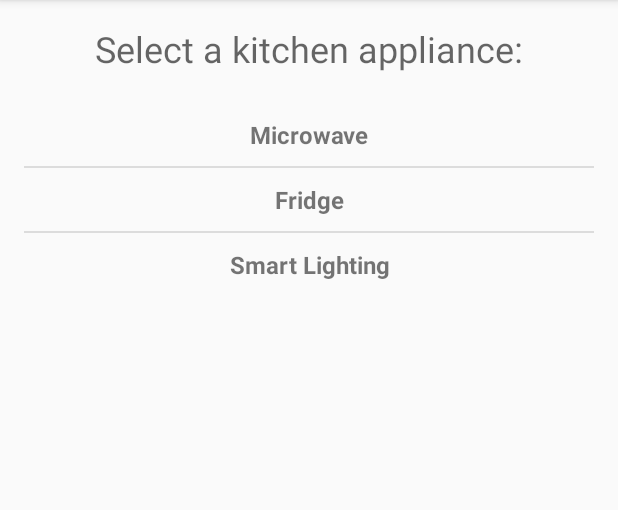
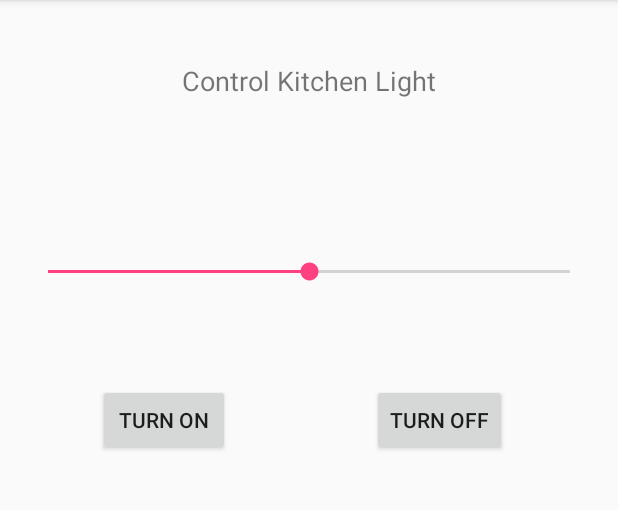
Before and after one commit to abbysun/Project, an Android app: the KitchenActivity screen opened directly, with no data from a screen before it, after a tap on "Smart Lighting", on a phone screen of 412 x 824 dp, the part 84-594 px from its top. Run offline under Robolectric (Android 15) with nearby library versions, the phone set to English and light mode, and no system bars.

Commit message:
Kitchen - project completed (all of sprint 1, 2, 3 requirements)

```diff
--- a/app/src/main/AndroidManifest.xml
+++ b/app/src/main/AndroidManifest.xml
@@ -1,6 +1,8 @@
 <?xml version="1.0" encoding="utf-8"?>
 <manifest xmlns:android="http://schemas.android.com/apk/res/android"
     package="com.sun.abby.cst2335_finalproject">
+
+    <uses-permission android:name="android.permission.VIBRATE" />
 
     <application
         android:allowBackup="true"
@@ -26,7 +28,8 @@
         <activity
             android:name=".FridgeActivity"
             android:label="@string/title_activity_fridge"
-            android:theme="@style/AppTheme.NoActionBar"></activity>
+            android:theme="@style/AppTheme.NoActionBar" />
+        <activity android:name=".KitchenLightActivity"></activity>
     </application>
 
 </manifest>
--- a/app/src/main/java/com/sun/abby/cst2335_finalproject/KitchenActivity.java
+++ b/app/src/main/java/com/sun/abby/cst2335_finalproject/KitchenActivity.java
@@ -30,19 +30,18 @@ public class KitchenActivity extends AppCompatActivity {
             public void onItemClick(AdapterView<?> adapterView, View view, int position, long id) {
                 switch(position){
                     case 0:
-                        Toast.makeText(getApplicationContext(), "clicked microwave", Toast.LENGTH_SHORT).show();
                         Intent microwaveIntent = new Intent(getApplicationContext(), MicrowaveActivity.class);
                         startActivity(microwaveIntent);
                         break;
 
                     case 1:
-                        Toast.makeText(getApplicationContext(), "clicked Fridge", Toast.LENGTH_SHORT).show();
                         Intent fridgeIntent = new Intent(getApplicationContext(), FridgeActivity.class);
                         startActivity(fridgeIntent);
                         break;
 
                     case 2:
-                        Toast.makeText(getApplicationContext(), "clicked Smart Lighting", Toast.LENGTH_SHORT).show();
+                        Intent lightIntent = new Intent(getApplicationContext(), KitchenLightActivity.class);
+                        startActivity(lightIntent);
                         break;
                 }
             }
--- /dev/null
+++ b/app/src/main/java/com/sun/abby/cst2335_finalproject/KitchenLightActivity.java
@@ -0,0 +1,61 @@
+package com.sun.abby.cst2335_finalproject;
+
+import android.support.v7.app.AppCompatActivity;
+import android.os.Bundle;
+import android.view.View;
+import android.view.WindowManager;
+import android.widget.Button;
+import android.widget.SeekBar;
+
+public class KitchenLightActivity extends AppCompatActivity {
+    private SeekBar dim ;
+    private WindowManager.LayoutParams lp;
+
+    @Override
+    protected void onCreate(Bundle savedInstanceState) {
+        super.onCreate(savedInstanceState);
+        setContentView(R.layout.activity_kitchen_light);
+
+        Button on = (Button) findViewById(R.id.kitchen_light_on);
+        Button off = (Button) findViewById(R.id.kitchen_light_off);
+        dim = (SeekBar) findViewById(R.id.kitchen_light_seekbar);
+        dim.setProgress(50);
+
+        //set dimming control
+        lp = getWindow().getAttributes();
+        lp.screenBrightness = 50 / 100.0f;
+        getWindow().setAttributes(lp);
+
+        on.setOnClickListener(new View.OnClickListener() {
+            @Override
+            public void onClick(View view) {
+                dim.setProgress(100);
+                lp.screenBrightness = 100 / 100.0f;
+                getWindow().setAttributes(lp);
+            }
+        });
+
+        off.setOnClickListener(new View.OnClickListener() {
+            @Override
+            public void onClick(View view) {
+                dim.setProgress(0);
+                lp.screenBrightness = 0 / 100.0f;
+                getWindow().setAttributes(lp);
+            }
+        });
+
+        dim.setOnSeekBarChangeListener(new SeekBar.OnSeekBarChangeListener() {
+            @Override
+            public void onProgressChanged(SeekBar seekBar, int i, boolean b) {
+                lp.screenBrightness =  i / 100.0f;
+                getWindow().setAttributes(lp);
+            }
+
+            @Override
+            public void onStartTrackingTouch(SeekBar seekBar) {} //DO NOTHING
+
+            @Override
+            public void onStopTrackingTouch(SeekBar seekBar) {}  //DO NOTHING
+        });
+    }
+}
--- /dev/null
+++ b/app/src/main/res/layout/activity_kitchen_light.xml
@@ -0,0 +1,51 @@
+<?xml version="1.0" encoding="utf-8"?>
+<RelativeLayout xmlns:android="http://schemas.android.com/apk/res/android"
+    xmlns:tools="http://schemas.android.com/tools"
+    android:id="@+id/activity_kitchen_light"
+    android:layout_width="match_parent"
+    android:layout_height="match_parent"
+    android:paddingBottom="@dimen/activity_vertical_margin"
+    android:paddingLeft="@dimen/activity_horizontal_margin"
+    android:paddingRight="@dimen/activity_horizontal_margin"
+    android:paddingTop="@dimen/activity_vertical_margin"
+    tools:context="com.sun.abby.cst2335_finalproject.KitchenLightActivity">
+
+    <TextView
+        android:text="@string/control_kitchen_light"
+        android:layout_width="wrap_content"
+        android:layout_height="wrap_content"
+        android:layout_alignParentTop="true"
+        android:layout_centerHorizontal="true"
+        android:layout_marginTop="25dp"
+        android:id="@+id/textView"
+        android:textSize="18sp" />
+
+    <android.support.v7.widget.AppCompatSeekBar
+        android:layout_width="match_parent"
+        android:layout_height="wrap_content"
+        android:id="@+id/kitchen_light_seekbar"
+        android:layout_below="@+id/textView"
+        android:layout_alignParentStart="true"
+        android:layout_marginTop="106dp"
+        android:max="100"/>
+
+    <Button
+        android:text="@string/turn_on"
+        android:layout_width="wrap_content"
+        android:layout_height="wrap_content"
+        android:layout_below="@+id/kitchen_light_seekbar"
+        android:layout_alignParentStart="true"
+        android:layout_marginStart="49dp"
+        android:layout_marginTop="66dp"
+        android:id="@+id/kitchen_light_on" />
+
+    <Button
+        android:text="@string/turn_off"
+        android:layout_width="wrap_content"
+        android:layout_height="wrap_content"
+        android:layout_alignTop="@+id/kitchen_light_on"
+        android:layout_alignParentEnd="true"
+        android:layout_marginEnd="58dp"
+        android:id="@+id/kitchen_light_off" />
+
+</RelativeLayout>
```
Also changed, not shown: app/src/main/java/com/sun/abby/cst2335_finalproject/MicrowaveActivity.java (+89 -10 lines), app/src/main/res/layout/activity_microwave.xml (+27 -13 lines), app/src/main/res/layout/kitchen.xml (+11 -11 lines), app/src/main/res/values/strings.xml (+17 -11 lines), 1 other file.
